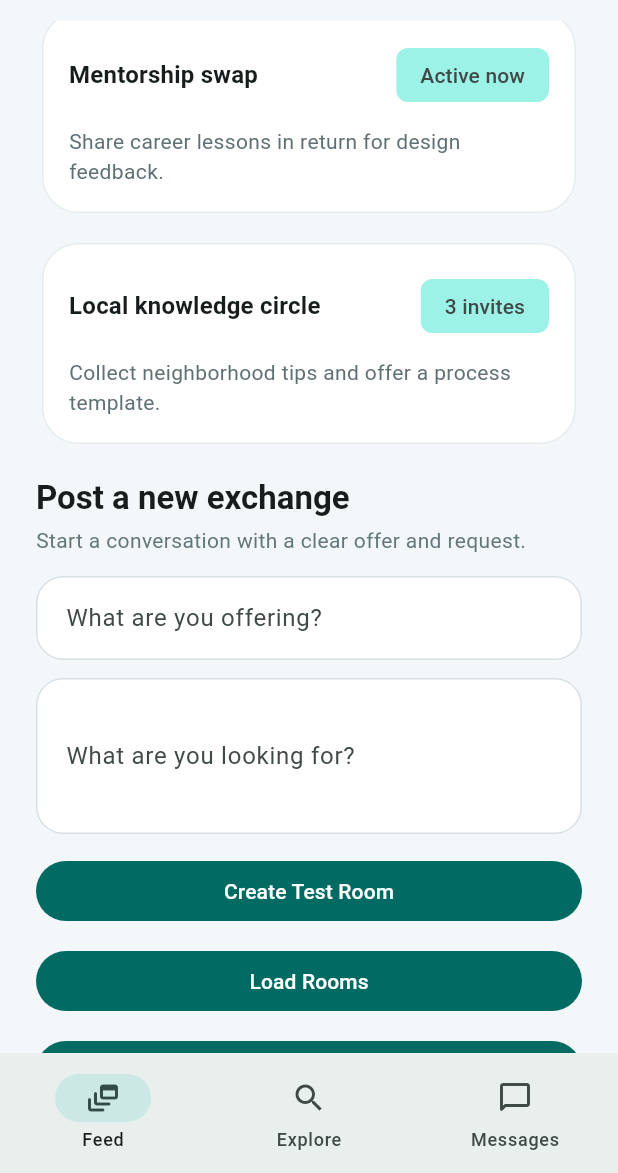
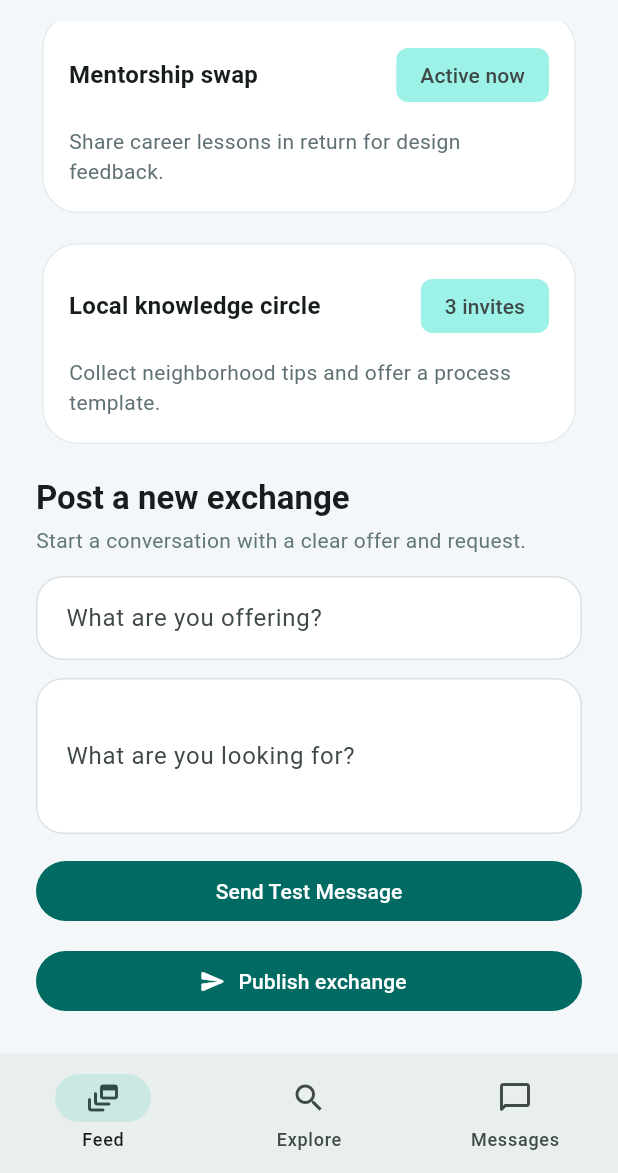
Before and after one commit to Ira-raon/Bridge, a Flutter app: the PlatformScreen screen opened directly, scrolled down 1366 dp, on a phone screen of 412 x 824 dp, the part 63-1236 px from its top. Run offline on Flutter 3.47's test engine with Material 3 defaults, Android fonts, the phone set to English and light mode, and no system bars; our stand-ins replace supabase_flutter; accounts and stored records are empty.

Commit message:
testing messages on platform screen

```diff
--- a/lib/screens/platform_screen.dart
+++ b/lib/screens/platform_screen.dart
@@ -101,28 +101,28 @@ class _PlatformScreenState extends State<PlatformScreen> {
             maxLines: 3,
           ),
           const SizedBox(height: 14),
-          FilledButton(
+        FilledButton(
   onPressed: () async {
-    await DiscussionServiceV2.instance.createRoom(
-      topicTitle: 'Test Discussion',
+    final rooms =
+        await DiscussionServiceV2.instance.getRooms();
+
+    if (rooms.isEmpty) return;
+
+    final roomId = rooms.first['id'];
+
+    await DiscussionServiceV2.instance.sendMessage(
+      roomId: roomId,
+      body: 'Hello Bridge',
     );
 
     ScaffoldMessenger.of(context).showSnackBar(
       const SnackBar(
-        content: Text('Room created'),
+        content: Text('Message sent'),
       ),
     );
   },
-  child: const Text('Create Test Room'),
-),          const SizedBox(height: 12),
-FilledButton(
-  onPressed: () async {
-    final rooms =
-        await DiscussionServiceV2.instance.getRooms();
+  child: const Text('Send Test Message'),
 
-    print(rooms);
-  },
-  child: const Text('Load Rooms'),
 ), const SizedBox(height: 12),
           FilledButton.icon(
             onPressed: () {},
```
Also changed, not shown: 1 other file.
